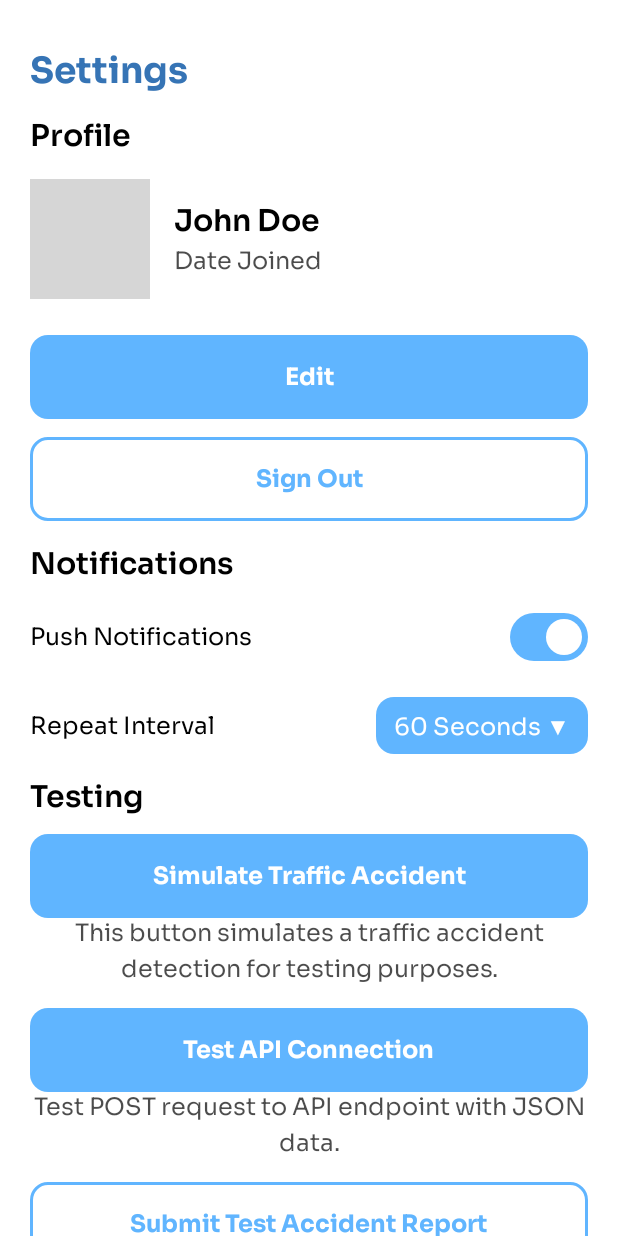
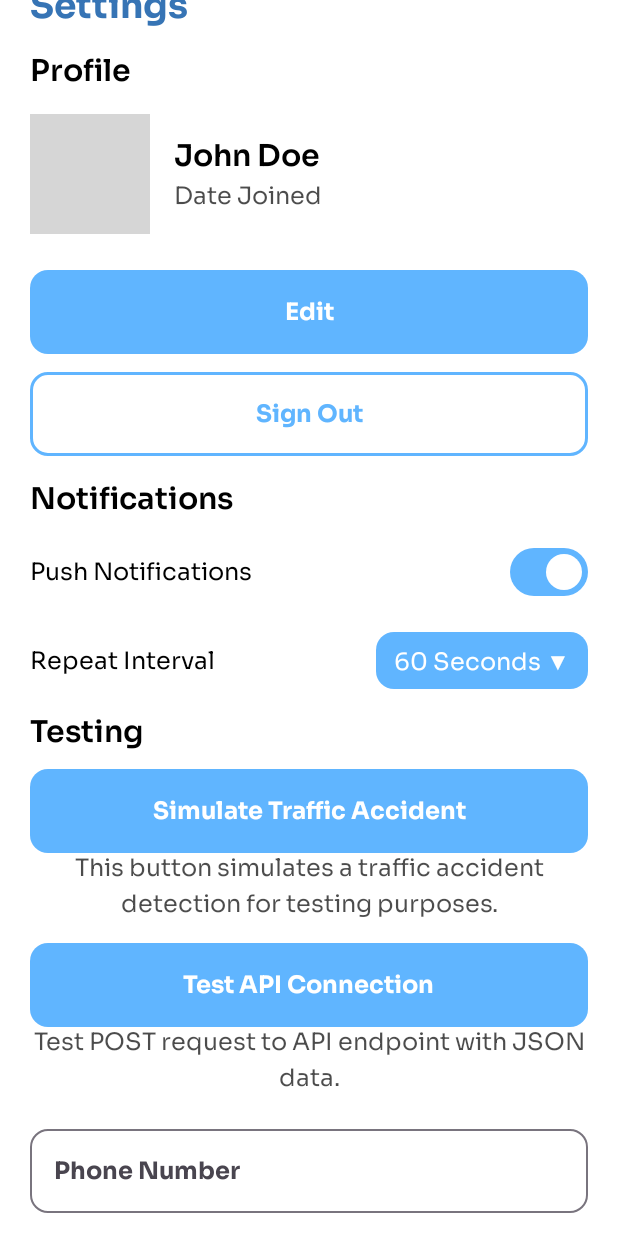
Before and after one commit to ggvndd/RideGuardCO2, an Android app built with Jetpack Compose: the @Preview function SettingsScreenPreview, on a phone screen of 412 x 824 dp. Run offline under Robolectric (Android 15) with nearby library versions, the phone set to English and light mode, and no system bars; grey boxes are pictures that could not be loaded.

Commit message:
feat: added a backend logic for a simple test for POST

```diff
--- a/app/src/main/java/com/capstoneco2/rideguard/ui/screens/SettingsScreen.kt
+++ b/app/src/main/java/com/capstoneco2/rideguard/ui/screens/SettingsScreen.kt
@@ -20,7 +20,9 @@ import androidx.compose.foundation.shape.CircleShape
 import androidx.compose.foundation.shape.RoundedCornerShape
 import androidx.compose.material3.DropdownMenu
 import androidx.compose.material3.DropdownMenuItem
+import androidx.compose.foundation.text.KeyboardOptions
 import androidx.compose.material3.MaterialTheme
+import androidx.compose.material3.OutlinedTextField
 import androidx.compose.material3.Switch
 import androidx.compose.material3.SwitchDefaults
 import androidx.compose.material3.Text
@@ -36,6 +38,7 @@ import androidx.compose.ui.draw.clip
 import androidx.compose.ui.graphics.Color
 import androidx.compose.ui.layout.ContentScale
 import androidx.compose.ui.res.painterResource
+import androidx.compose.ui.text.input.KeyboardType
 import androidx.compose.ui.text.style.TextAlign
 import androidx.compose.ui.tooling.preview.Preview
 import androidx.compose.ui.unit.dp
@@ -62,6 +65,7 @@ fun SettingsScreen(
     var showDropdown by remember { mutableStateOf(false) }
     var apiTestResult by remember { mutableStateOf<String?>(null) }
     var isApiTesting by remember { mutableStateOf(false) }
+    var phoneNumber by remember { mutableStateOf("") }
 
     val coroutineScope = rememberCoroutineScope()
     val networkRepository = remember { NetworkRepository.getInstance() }
@@ -213,7 +217,7 @@ fun SettingsScreen(
                         apiTestResult = null
                         coroutineScope.launch {
                             try {
-                                val result = networkRepository.testApiConnection()
+                                val result = networkRepository.testApiConnection(phoneNumber)
                                 apiTestResult = if (result.isSuccess) {
                                     "✅ API Connection Successful!"
                                 } else {
@@ -240,6 +244,31 @@ fun SettingsScreen(
 
             Spacer(modifier = Modifier.height(16.dp))
 
+            // Phone Number Input Field
+            OutlinedTextField(
+                value = phoneNumber,
+                onValueChange = { phoneNumber = it },
+                label = {
+                    Text(
+                        "Phone Number",
+                        style = MaterialTheme.typography.bodyMedium
+                    )
+                },
+                placeholder = {
+                    Text(
+                        "+1-555-123-4567",
+                        style = MaterialTheme.typography.bodyMedium,
+                        color = MaterialTheme.colorScheme.onSurface.copy(alpha = 0.6f)
+                    )
+                },
+                modifier = Modifier.fillMaxWidth(),
+                singleLine = true,
+                shape = RoundedCornerShape(12.dp),
+                keyboardOptions = KeyboardOptions(keyboardType = KeyboardType.Phone)
+            )
+
+            Spacer(modifier = Modifier.height(16.dp))
+
             // Submit Accident Report Button
             SecondaryButton(
                 text = if (isApiTesting) "Submitting..." else "Submit Test Accident Report",
@@ -249,7 +278,7 @@ fun SettingsScreen(
                         apiTestResult = null
                         coroutineScope.launch {
                             try {
-                                val sampleReport = networkRepository.createSampleAccidentReport()
+                                val sampleReport = networkRepository.createSampleAccidentReport(phoneNumber)
                                 val result = networkRepository.submitAccidentReport(sampleReport)
                                 apiTestResult = if (result.isSuccess) {
                                     "✅ Accident Report Submitted Successfully!"
```
Also changed, not shown: app/src/main/java/com/capstoneco2/rideguard/data/models/ApiModels.kt (+2 -12 lines), app/src/main/java/com/capstoneco2/rideguard/network/NetworkRepository.kt (+4 -24 lines).
